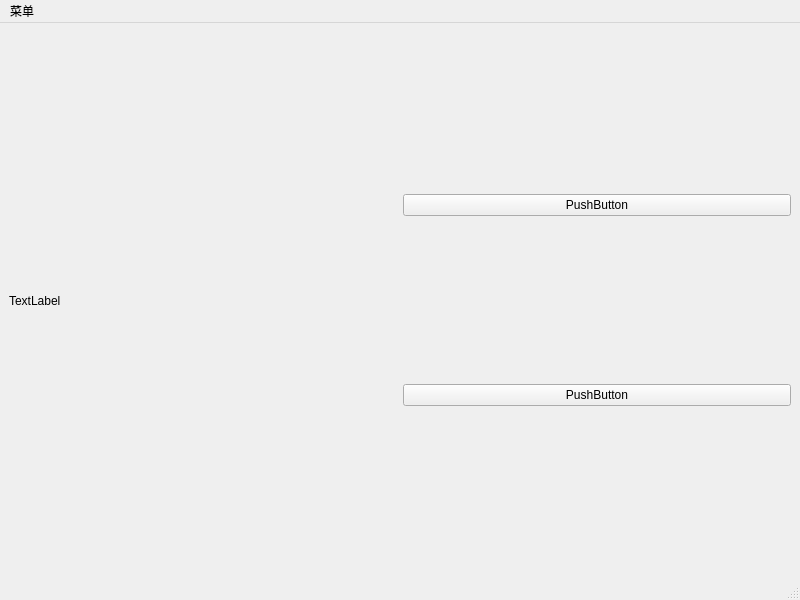
Before: the Qt Designer form ui_mainwindow.ui in ylzf0000/ChineseChess, drawn with Qt 5.
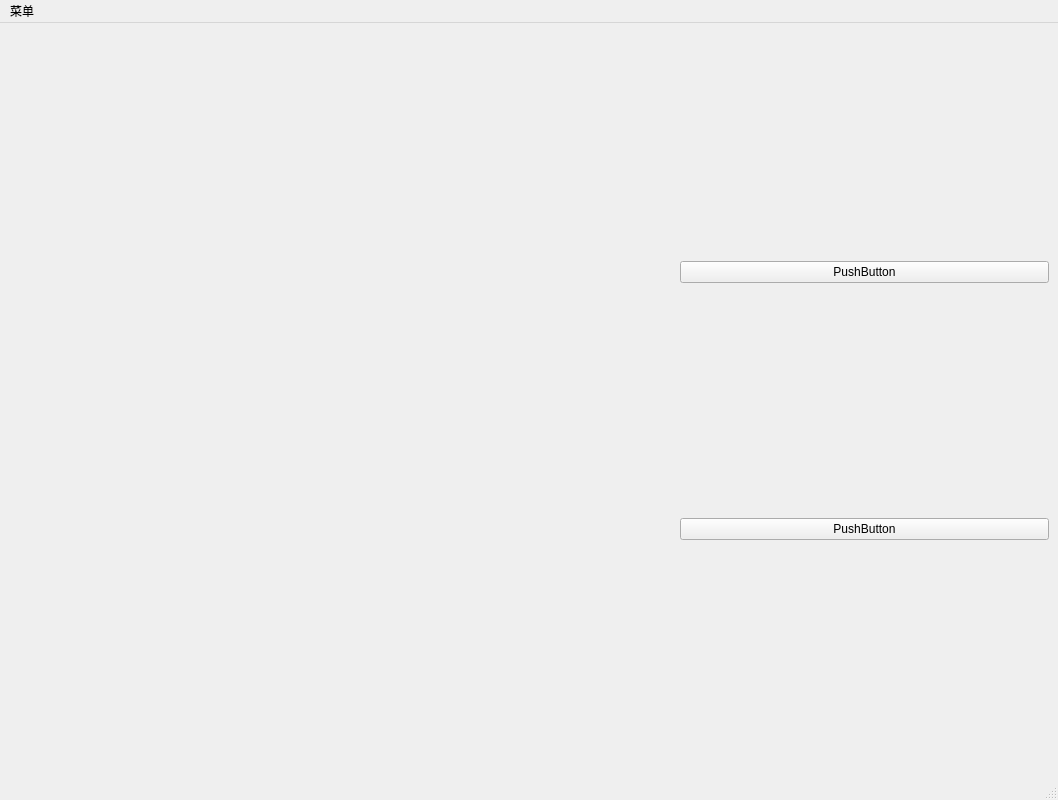
After: the same form once the commit is applied. Custom widgets are drawn as their Qt base class.

Commit message: 使用pyqt5创建图形化界面

Patch:
```diff
--- a/ui_mainwindow.ui
+++ b/ui_mainwindow.ui
@@ -6,8 +6,8 @@
    <rect>
     <x>0</x>
     <y>0</y>
-    <width>800</width>
-    <height>600</height>
+    <width>1058</width>
+    <height>790</height>
    </rect>
   </property>
   <property name="windowTitle">
@@ -16,9 +16,18 @@
   <widget class="QWidget" name="centralwidget">
    <layout class="QHBoxLayout" name="horizontalLayout">
     <item>
-     <widget class="QLabel" name="labelImg">
-      <property name="text">
-       <string>TextLabel</string>
+     <widget class="QChessBoard" name="widgetBoard" native="true">
+      <property name="minimumSize">
+       <size>
+        <width>665</width>
+        <height>737</height>
+       </size>
+      </property>
+      <property name="maximumSize">
+       <size>
+        <width>665</width>
+        <height>737</height>
+       </size>
       </property>
      </widget>
     </item>
@@ -47,7 +56,7 @@
     <rect>
      <x>0</x>
      <y>0</y>
-     <width>800</width>
+     <width>1058</width>
      <height>23</height>
     </rect>
    </property>
@@ -72,6 +81,14 @@
    </property>
   </action>
  </widget>
+ <customwidgets>
+  <customwidget>
+   <class>QChessBoard</class>
+   <extends>QWidget</extends>
+   <header>qchessboard.h</header>
+   <container>1</container>
+  </customwidget>
+ </customwidgets>
  <resources/>
  <connections/>
 </ui>
```
The commit also changes 6 other files.
